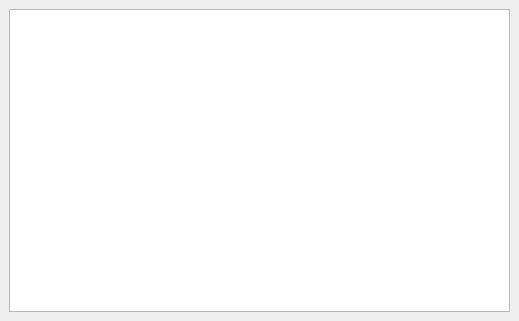
The window that src/controls/chipcontrolwidget.ui (Phoenard/Phoenard-Toolkit) describes before a commit, drawn with Qt 5.
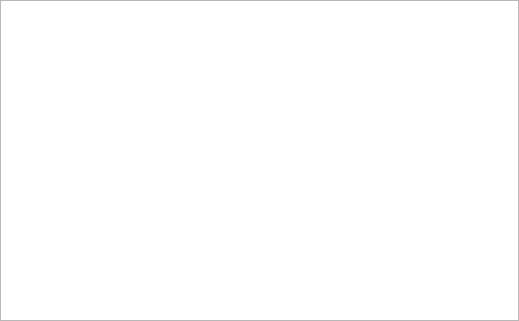
The same window after the commit.

Patch:
```diff
--- a/src/controls/chipcontrolwidget.ui
+++ b/src/controls/chipcontrolwidget.ui
@@ -40,6 +40,18 @@
      </widget>
      <widget class="QWidget" name="pinmapPage">
       <layout class="QHBoxLayout" name="horizontalLayout_2">
+       <property name="leftMargin">
+        <number>0</number>
+       </property>
+       <property name="topMargin">
+        <number>0</number>
+       </property>
+       <property name="rightMargin">
+        <number>0</number>
+       </property>
+       <property name="bottomMargin">
+        <number>0</number>
+       </property>
        <item>
         <widget class="QTableWidget" name="pinmapTable"/>
        </item>
```
Left out of the diff: 12 changed lines with no effect on the pictures.
